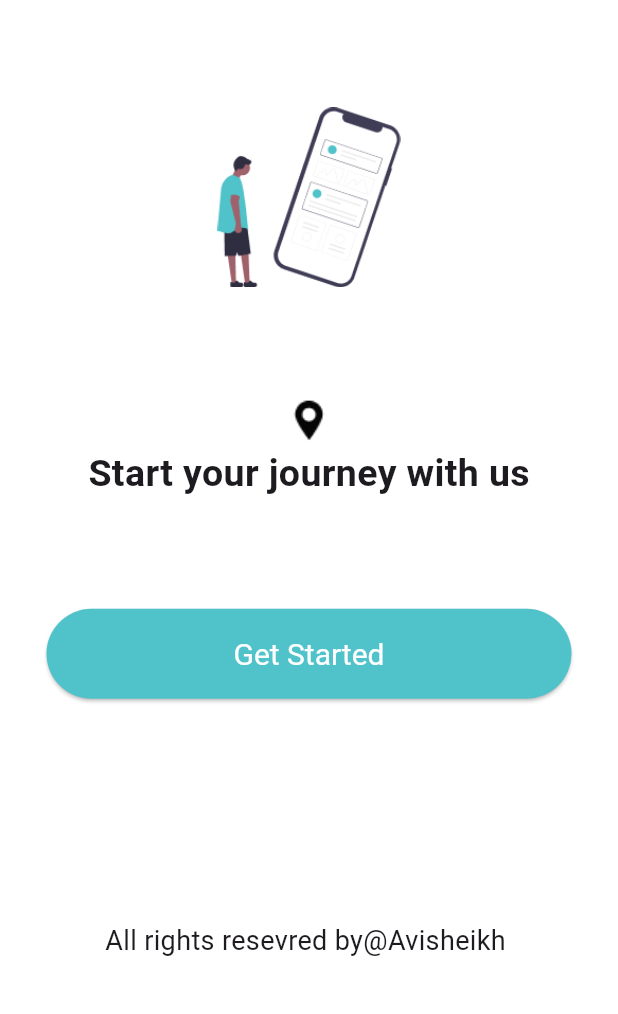
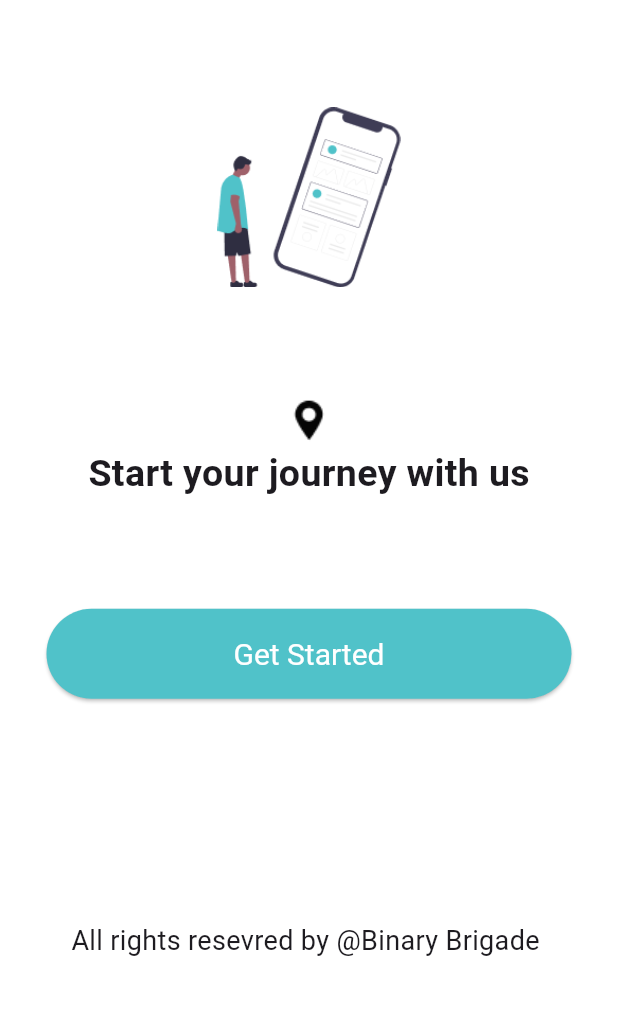
Before and after one commit to AvisheikhKundu/DIU_Transport_App, a Flutter app: the screen it shows after launch, on a phone screen of 412 x 824 dp, the part 222-1236 px from its top. Run offline on Flutter 3.47's test engine with Material 3 defaults, Android fonts, the phone set to English and light mode, and no system bars; our stand-ins replace cloud_firestore, firebase_auth, firebase_core, flutter_map, latlong2; accounts and stored records are empty.

Commit message:
add new code

```diff
--- a/lib/ui/screens/get_started_screen.dart
+++ b/lib/ui/screens/get_started_screen.dart
@@ -41,7 +41,7 @@ class _GetStartedScreenState extends State<GetStartedScreen> {
             ),
             SizedBox(height: 5),
             Text(
-              'All rights resevred by@Avisheikh ',
+              'All rights resevred by @Binary Brigade ',
               style: TextStyle(fontSize: 18),
             ),
           ],
--- a/lib/ui/screens/sign_up_confirm_screen.dart
+++ b/lib/ui/screens/sign_up_confirm_screen.dart
@@ -16,7 +16,7 @@ class _SignUpConfirmScreenState extends State<SignUpConfirmScreen> {
       body: Padding(
         padding: const EdgeInsets.all(20.0),
         child: Column(
-          crossAxisAlignment: CrossAxisAlignment.start,
+          crossAxisAlignment: CrossAxisAlignment.end,
           children: [
             Text(
               'Confirm Your Account',
```
